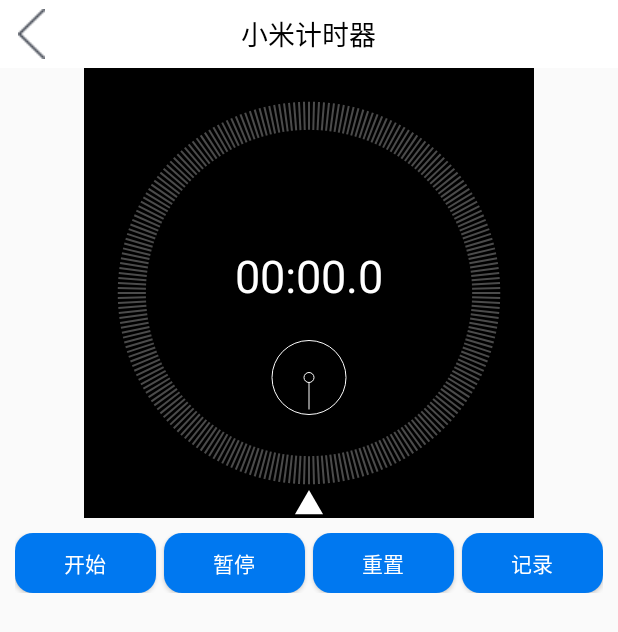
After one commit to xinshengBoy/SimpleDemo3, an Android app: the XiaomiStepClockActivity screen opened directly, with no data from a screen before it, on a phone screen of 412 x 824 dp. The commit adds this screen. Shown: the top 632 px of the screen. Run offline under Robolectric (Android 15) with nearby library versions, the phone set to English and light mode, and no system bars.

Commit message:
新增小米计时器view

```diff
--- a/app/src/main/AndroidManifest.xml
+++ b/app/src/main/AndroidManifest.xml
@@ -45,6 +45,9 @@
         <activity android:name=".activity.MessageVerificationActivity"
             android:label="短信验证码"
             android:screenOrientation="portrait"/>
+        <activity android:name=".activity.XiaomiStepClockActivity"
+            android:label="小米计时器"
+            android:screenOrientation="portrait"/>
     </application>
 
 </manifest>
--- /dev/null
+++ b/app/src/main/java/com/yks/simpledemo3/activity/XiaomiStepClockActivity.java
@@ -0,0 +1,73 @@
+package com.yks.simpledemo3.activity;
+
+import android.app.Activity;
+import android.os.Bundle;
+import android.support.annotation.Nullable;
+import android.view.View;
+import android.widget.LinearLayout;
+import android.widget.Toast;
+
+import com.yks.simpledemo3.R;
+import com.yks.simpledemo3.view.MyActionBar;
+import com.yks.simpledemo3.view.XiaomiStepView;
+
+/**
+ * 描述：实现小米计时器
+ * 作者：zzh
+ * time:2019/07/20
+ * 参考文章：https://github.com/burro630/MiStopwatch/blob/master/app/src/main/java/com/burro/mistopwatch/StopwatchView.java
+ */
+public class XiaomiStepClockActivity extends Activity {
+
+    private Activity mActivity = XiaomiStepClockActivity.this;
+    private XiaomiStepView view_stepclock;
+
+    @Override
+    protected void onCreate(@Nullable Bundle savedInstanceState) {
+        super.onCreate(savedInstanceState);
+        setContentView(R.layout.activity_xiaomi_stepclock);
+
+        initView();
+    }
+
+    private void initView() {
+        LinearLayout title_layout = findViewById(R.id.headerLayout);
+        MyActionBar.show(mActivity,title_layout,"小米计时器","",false);
+
+        view_stepclock = findViewById(R.id.view_stepclock);
+    }
+
+    public void clockStart(View view){
+        view_stepclock.start();
+    }
+
+    public void clockPause(View view){
+        view_stepclock.pause();
+    }
+
+    public void clockReset(View view){
+        view_stepclock.reset();
+    }
+
+    public void clockRecord(View view){
+        Toast.makeText(XiaomiStepClockActivity.this,"毫秒值："+view_stepclock.record(),Toast.LENGTH_SHORT).show();
+    }
+
+    @Override
+    protected void onPause() {
+        super.onPause();
+        view_stepclock.pause();
+    }
+
+    @Override
+    protected void onRestart() {
+        super.onRestart();
+        view_stepclock.start();
+    }
+
+    @Override
+    protected void onDestroy() {
+        super.onDestroy();
+        view_stepclock.reset();
+    }
+}
--- /dev/null
+++ b/app/src/main/java/com/yks/simpledemo3/view/XiaomiStepView.java
@@ -0,0 +1,273 @@
+package com.yks.simpledemo3.view;
+
+import android.content.Context;
+import android.graphics.Canvas;
+import android.graphics.Color;
+import android.graphics.Paint;
+import android.graphics.Path;
+import android.support.annotation.Nullable;
+import android.util.AttributeSet;
+import android.view.View;
+
+import java.util.Timer;
+import java.util.TimerTask;
+
+/**
+ * 描述：小米计步器
+ * 作者：zzh
+ * time:2019/07/20
+ */
+public class XiaomiStepView extends View {
+
+    private final Paint thirdPaint;//三角形画笔
+    private final Paint linePaint;//刻度线画笔
+    private final Paint textPaint;//文字画笔
+    private final Paint circlePaint;//内部圆形画笔
+
+    private int mLen;//实际尺寸大小
+    private int mMilliSeconds;//计时的总毫秒数
+    private int outAngle;//外圈指针的角度
+    private int innerAngle;//小圈指针角度
+    private float thirdLen;//三角形的边长
+    private boolean isPause;//是否暂停
+    private float eachLineAngle = 360f / 240f;//两个刻度线质检的角度，1.5度一个刻度，总共240个间隔
+    private Timer timer;//计时器
+    private String showContent;//显示的总的时间
+
+    public XiaomiStepView(Context context, @Nullable AttributeSet attrs) {
+        super(context, attrs);
+        //三角形指针画笔
+        thirdPaint = new Paint();
+        thirdPaint.setColor(Color.WHITE);
+        thirdPaint.setAntiAlias(true);//扛锯齿
+        //刻度线画笔
+        linePaint = new Paint();
+        linePaint.setAntiAlias(true);
+        linePaint.setStrokeWidth(2);//刻度线的宽度
+        //文字画笔
+        textPaint = new Paint();
+        textPaint.setColor(Color.WHITE);
+        textPaint.setAntiAlias(true);
+        textPaint.setTextAlign(Paint.Align.CENTER);//居中
+        textPaint.setStrokeWidth(2);
+        //内部圆形画笔
+        circlePaint = new Paint();
+        circlePaint.setColor(Color.WHITE);
+        circlePaint.setAntiAlias(true);
+        circlePaint.setStyle(Paint.Style.STROKE);//无填充
+    }
+
+    @Override
+    protected void onMeasure(int widthMeasureSpec, int heightMeasureSpec) {
+        //重新定义尺寸，为正方形
+        int width = measuredDimension(widthMeasureSpec);
+        int height = measuredDimension(heightMeasureSpec);
+        mLen = Math.min(width,height);
+        //小三角形指针断点到外圆之间的距离，用于计算三角形坐标（整体宽度的1/16）
+        thirdLen = mLen / 16.0f;
+        //设置新的值
+        setMeasuredDimension(mLen,mLen);
+    }
+
+    private int measuredDimension(int measure){
+        int defaultSize = 800;//默认大小
+        int mode = MeasureSpec.getMode(measure);
+        int size = MeasureSpec.getSize(measure);
+        switch (mode){
+            case MeasureSpec.EXACTLY://指定尺寸
+                return size;
+            case MeasureSpec.AT_MOST://match_parent
+                return size;
+            case MeasureSpec.UNSPECIFIED://wrap_parent
+                return defaultSize;
+            default:
+                return defaultSize;
+        }
+    }
+
+    @Override
+    protected void onDraw(Canvas canvas) {
+        super.onDraw(canvas);
+        calculateValue();
+        drawThird(canvas);
+        drawLine(canvas);
+        drawText(canvas);
+        drawSecondHand(canvas);
+    }
+
+    /**
+     * 描述：计算相关值，如当前毫秒值，内外指针角度等
+     * 作者：zzh
+     */
+    private void calculateValue(){
+        //文字
+        int hours = mMilliSeconds / (1000 * 60 * 60);
+        int minutes = (mMilliSeconds % (1000 * 60 * 60)) / (1000 * 60);
+        int seconds = (mMilliSeconds - hours * (1000 * 60 * 60) - minutes * (1000 * 60)) / 1000;
+        int milliSec = mMilliSeconds % 1000 / 100;//毫秒值
+        if (hours == 0){
+            showContent = toDoubleDigit(minutes) + ":" + toDoubleDigit(seconds) + "." + milliSec;
+        }else {
+            showContent = toDoubleDigit(hours) + ":" + toDoubleDigit(minutes) + ":" + toDoubleDigit(seconds) + "." + milliSec;
+        }
+
+        //外角度
+        outAngle = 360 * (mMilliSeconds % 60000) / 60000;
+        //内角度
+        innerAngle = 360 * (mMilliSeconds % 1000) / 1000;
+    }
+
+    /**
+     * 描述：转成两位数，如小于10则在数值前面加0
+     * 作者：zzh
+     * @param value 传入的值
+     * @return 返回的字符
+     */
+    private String toDoubleDigit(int value){
+        if (value < 10){
+            return "0" + value;
+        }else {
+            return "" + value;
+        }
+    }
+
+    /**
+     * 描述：根据角度绘制三角形
+     * 作者：zzh
+     * @param canvas 画布
+     */
+    private void drawThird(Canvas canvas){
+        canvas.save();
+        //确定坐标
+        canvas.translate(mLen / 2,mLen / 2);//移动的位置
+        canvas.rotate(outAngle);//旋转的角度
+        //画三角形
+        Path path = new Path();
+        //指针点
+        path.moveTo(0,mLen / 2 - thirdLen);
+        //左右侧点
+        path.lineTo(0.5f * thirdLen,mLen / 2 - 0.134f * thirdLen);
+        path.lineTo(-0.5f * thirdLen,mLen / 2 - 0.134f * thirdLen);
+        path.close();
+        canvas.drawPath(path,thirdPaint);
+        canvas.restore();
+    }
+
+    /**
+     * 描述：画线
+     * 作者：zzh
+     * @param canvas 画布
+     */
+    private void drawLine(Canvas canvas){
+        canvas.save();
+        canvas.translate(mLen / 2,mLen / 2);
+        int totalLines = (int) (360f / eachLineAngle);//240条线
+        int lightLine = (int) (outAngle / eachLineAngle);//最亮的线
+        int darkLine = lightLine - (int) (90 / eachLineAngle);//最暗的线
+        boolean negativeFlag = false;//负数标识，跨过了0这个起始位置
+        if (darkLine < 0){
+            negativeFlag = true;
+            darkLine = totalLines - Math.abs(darkLine);
+        }
+
+        int count = 0;//已画的线
+        for (int i=0;i<totalLines;i++){
+            canvas.rotate(eachLineAngle);
+            int color = 0;
+            if (!negativeFlag){
+                //没有跨过起始点标志
+                if (i >= darkLine && i <= lightLine && count < (totalLines / 4)){
+                    count ++;
+                    color = Color.argb(255 - ((totalLines / 4 - count) * 3),255,255,255);
+                }else {
+                    color = Color.argb(255 - (int)(360f * 3 / (eachLineAngle * 4)),255,255,255);
+                }
+            }else {
+                //跨过了起始点
+                if (i >= 0 && i < lightLine){
+                    if (count == 0){
+                        count = totalLines / 4 - lightLine;
+                    }else {
+                        count ++;
+                    }
+                    color = Color.argb(255 - ((totalLines / 4 - count) * 3),255,255,255);
+                }else if (mMilliSeconds != 0 && i < totalLines && i >= darkLine){
+                    count ++;
+                    color = Color.argb(255 - ((totalLines / 4 - (i - lightLine)) * 3),255,255,255);
+                }else {
+                    color = Color.argb(255 - (int)(360f * 3 / (eachLineAngle * 4)),255,255,255);
+                }
+            }
+            linePaint.setColor(color);
+            canvas.drawLine(0,(float)(mLen / 2 - (thirdLen + thirdLen / 5)),0,(float)(mLen / 2 - (2 * thirdLen + thirdLen / 5)),linePaint);
+        }
+        canvas.restore();
+    }
+
+    /**
+     * 描述：画文字
+     * 作者：zzh
+     * @param canvas 画布
+     */
+    private void drawText(Canvas canvas){
+        canvas.save();
+        canvas.translate(mLen / 2,mLen / 2);
+        textPaint.setTextSize(mLen / 10);
+        canvas.drawText(showContent,0,0,textPaint);
+        canvas.restore();
+    }
+
+    /**
+     * 描述：绘制内部指针
+     * 作者：zzh
+     * @param canvas 画布
+     */
+    private void drawSecondHand(Canvas canvas){
+        canvas.save();
+        canvas.translate(mLen / 2,(float) mLen * 3 / 4.0f - mLen / 16);
+        canvas.drawCircle(0,0,mLen / 12 ,circlePaint);
+        canvas.drawCircle(0,0,mLen / 80 ,circlePaint);
+        canvas.rotate(innerAngle);
+        canvas.drawLine(0,mLen / 80,0,mLen / 14 ,circlePaint);
+        canvas.restore();
+    }
+
+    public void start(){
+        if (timer == null){
+            timer = new Timer();
+            timer.schedule(new TimerTask() {
+                @Override
+                public void run() {
+                    if (!isPause){
+                        mMilliSeconds += 50;
+                        postInvalidate();
+                    }
+                }
+            },50,50);
+        }else {
+            resume();
+        }
+    }
+
+    public void pause(){
+        isPause = true;
+    }
+
+    private void resume(){
+        isPause = false;
+    }
+
+    public void reset(){
+        if (timer != null){
+            timer.cancel();
+            timer = null;
+        }
+        isPause = false;
+        mMilliSeconds = 0;
+        invalidate();
+    }
+
+    public int record(){
+        return mMilliSeconds;
+    }
+}
--- /dev/null
+++ b/app/src/main/res/drawable/ic_clock.xml
@@ -0,0 +1,6 @@
+<vector android:autoMirrored="true" android:height="64dp"
+    android:viewportHeight="1024" android:viewportWidth="1024"
+    android:width="64dp" xmlns:android="http://schemas.android.com/apk/res/android">
+    <path android:fillColor="#d4237a" android:pathData="M876.9,371.9c-39.3,-91.2 -112.2,-163.8 -203.5,-202.8 25.5,-20.1 57.1,-31 89.6,-31 80.1,0 145,64.7 145,144.6 0,33.6 -11.7,64.6 -31.1,89.2zM149.8,376.9C129.2,351 118,318.8 118,285.7c0,-81.6 66.3,-147.7 148.1,-147.7 34.6,0 66.3,11.9 91.5,31.7 -93.3,39.9 -167.7,114 -207.8,207.2z"/>
+    <path android:fillColor="#d4237a" android:pathData="M773.2,776.4c60.5,-63.9 97.8,-149.8 97.8,-244.6C871,334.7 710.7,175 513,175S155,334.7 155,531.8c0,94.6 37.2,180.4 97.5,244.3l-49.7,49.5c-6.7,6.7 -10.8,15.9 -10.8,26.1 0,20.4 16.6,36.9 37,36.9 9.8,0 19.2,-3.9 26.2,-10.8l53.4,-53.2c57.9,40.3 128.3,64.1 204.3,64.1 73.2,0.1 144.6,-22.4 204.6,-64.3l53.8,53.6c6.6,6.6 15.8,10.7 25.9,10.7 20.2,0 36.6,-16.3 36.6,-36.5 0,-10.1 -4.1,-19.2 -10.7,-25.8l-49.9,-50zM714.5,573.4c0,18.1 -14.7,32.8 -32.8,32.8L499.3,606.2c-18.1,0 -32.8,-14.7 -32.8,-32.8L466.5,390.9c0,-18.1 14.7,-32.8 32.8,-32.8 18.1,0 32.8,14.7 32.8,32.8v149.7h149.7c18.1,0 32.7,14.7 32.7,32.8z"/>
+</vector>
--- /dev/null
+++ b/app/src/main/res/layout/activity_xiaomi_stepclock.xml
@@ -0,0 +1,60 @@
+<?xml version="1.0" encoding="utf-8"?>
+<LinearLayout xmlns:android="http://schemas.android.com/apk/res/android"
+    android:layout_width="match_parent"
+    android:layout_height="match_parent"
+    android:orientation="vertical">
+    <include
+        android:id="@+id/headerLayout"
+        layout="@layout/layout_header"/>
+    <com.yks.simpledemo3.view.XiaomiStepView
+        android:id="@+id/view_stepclock"
+        android:layout_width="300dp"
+        android:layout_height="300dp"
+        android:layout_gravity="center_horizontal"
+        android:background="@color/colorBlack"/>
+    <LinearLayout
+        android:layout_width="match_parent"
+        android:layout_height="40dp"
+        android:orientation="horizontal"
+        android:layout_margin="10dp">
+        <Button
+            android:layout_width="0dp"
+            android:layout_height="match_parent"
+            android:layout_weight="1"
+            android:background="@drawable/btn_login_bg"
+            android:text="开始"
+            android:textColor="@color/colorWhite"
+            android:onClick="clockStart"
+            android:gravity="center"/>
+        <Button
+            android:layout_width="0dp"
+            android:layout_height="match_parent"
+            android:layout_weight="1"
+            android:background="@drawable/btn_login_bg"
+            android:text="暂停"
+            android:textColor="@color/colorWhite"
+            android:onClick="clockPause"
+            android:gravity="center"
+            android:layout_marginStart="5dp"/>
+        <Button
+            android:layout_width="0dp"
+            android:layout_height="match_parent"
+            android:layout_weight="1"
+            android:background="@drawable/btn_login_bg"
+            android:text="重置"
+            android:textColor="@color/colorWhite"
+            android:onClick="clockReset"
+            android:gravity="center"
+            android:layout_marginStart="5dp"/>
+        <Button
+            android:layout_width="0dp"
+            android:layout_height="match_parent"
+            android:layout_weight="1"
+            android:background="@drawable/btn_login_bg"
+            android:text="记录"
+            android:textColor="@color/colorWhite"
+            android:onClick="clockRecord"
+            android:gravity="center"
+            android:layout_marginStart="5dp"/>
+    </LinearLayout>
+</LinearLayout>
--- a/app/src/main/res/layout/content_main.xml
+++ b/app/src/main/res/layout/content_main.xml
@@ -49,10 +49,13 @@
             <TextView
                 android:id="@+id/message_verification_layout"
                 style="@style/menuIcon"/>
+            <TextView
+                android:id="@+id/xiaomi_stepclock_layout"
+                style="@style/menuIcon"/>
             <View
                 android:layout_width="0dp"
                 android:layout_height="match_parent"
-                android:layout_weight="3"/>
+                android:layout_weight="2"/>
         </LinearLayout>
     </LinearLayout>
 
--- a/app/src/main/res/values/styles.xml
+++ b/app/src/main/res/values/styles.xml
@@ -22,7 +22,7 @@
         <item name="android:layout_weight">1</item>
         <item name="android:textColor">@color/colorBlack</item>
         <item name="android:gravity">center</item>
-        <item name="android:padding">5dp</item>
+        <item name="android:textSize">14sp</item>
     </style>
     <!--首页每个大功能的文字的样式-->
     <style name="lableText">
```
Also changed, not shown: app/src/main/java/com/yks/simpledemo3/activity/MainActivity.java (+4 -4 lines).
